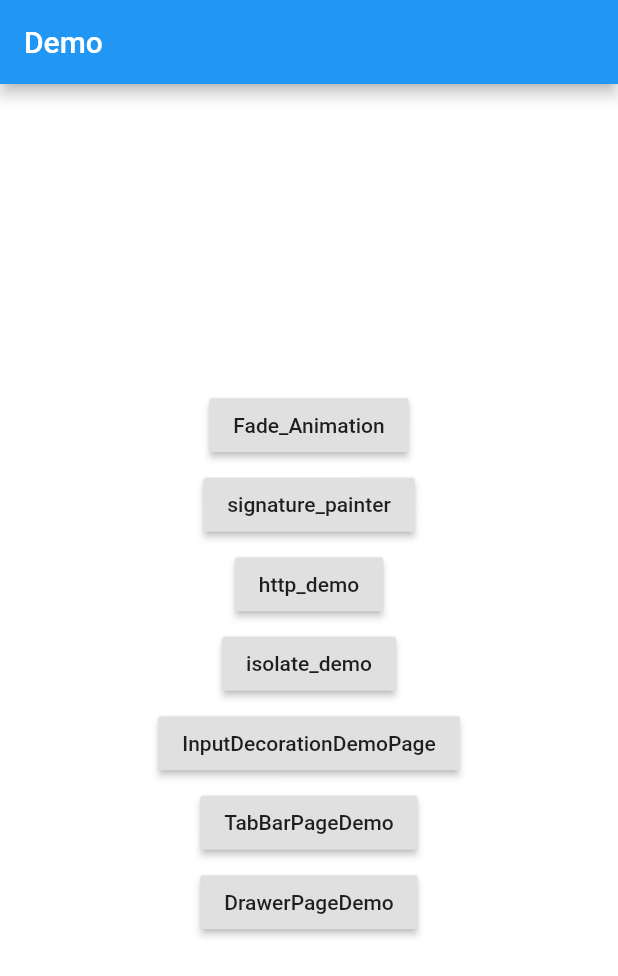
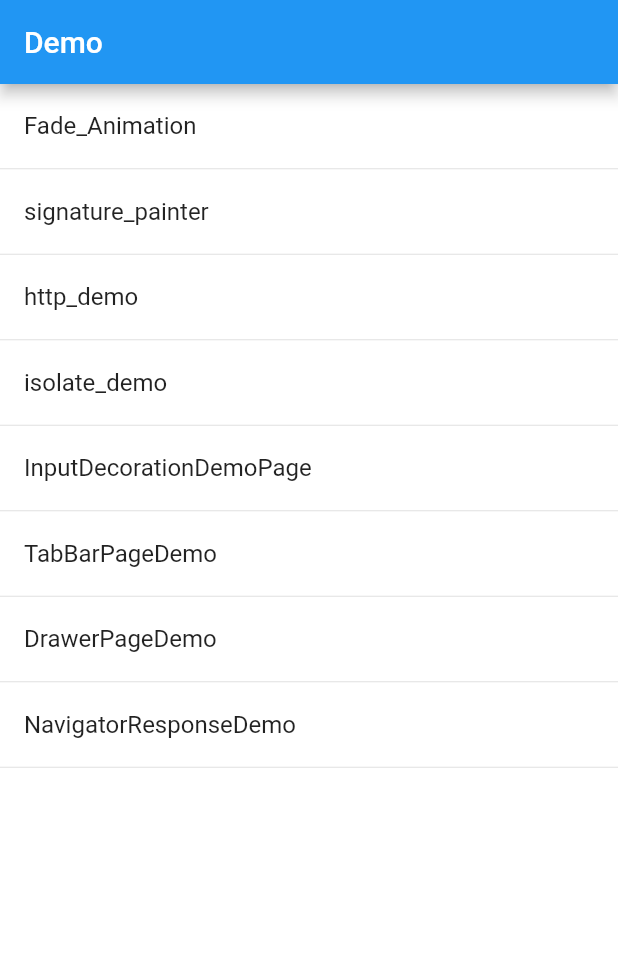
Before and after one commit to yuyangkk/flutter_study, a Flutter app: the screen it shows after launch, on a phone screen of 412 x 824 dp. Shown: the top 976 px of the screen. Run offline on Flutter 3.47's test engine with Material 2 defaults, Android fonts, the phone set to English and light mode, and no system bars.

Commit message:
添加导航返回传值

```diff
--- a/lib/main.dart
+++ b/lib/main.dart
@@ -6,6 +6,7 @@ import 'isolate_demo.dart';
 import 'input_decoration_demo.dart';
 import 'tabbar_demo.dart';
 import 'drawer_demo.dart';
+import 'push_response.dart';
 
 void main() => runApp(SampleApp());
 
@@ -37,6 +38,21 @@ class HomePage extends StatefulWidget {
 }
 
 class _HomePageState extends State<HomePage> {
+  void _pushNavigatorResponse(BuildContext cxt) async {
+    String response = await Navigator.push(
+      cxt,
+      MaterialPageRoute(
+        builder: (cxt) => NavigatorResponsePage(),
+      ),
+    );
+
+    Scaffold.of(cxt).showSnackBar(
+      SnackBar(
+        content: Text(response),
+      ),
+    );
+  }
+
   @override
   Widget build(BuildContext context) {
     return Scaffold(
@@ -44,41 +60,36 @@ class _HomePageState extends State<HomePage> {
         title: Text('Demo'),
       ),
       backgroundColor: Colors.white,
-      body: Center(
-        child: Scrollbar(
-          child: SingleChildScrollView(
-            child: Column(
-              mainAxisSize: MainAxisSize.max,
+      body: ListView(
         children: <Widget>[
-                SizedBox(height: 5),
-                RaisedButton(
-                  onPressed: () {
+          ListTile(
+            onTap: () {
               Navigator.push(
                 context,
                 MaterialPageRoute(
-                        builder: (context) =>
-                            FadeAnimationPage(title: 'FadePage'),
+                  builder: (context) => FadeAnimationPage(title: 'FadePage'),
                 ),
               );
             },
-                  child: Text('Fade_Animation'),
+            title: Text('Fade_Animation'),
           ),
-                SizedBox(height: 5),
-                RaisedButton(
-                  onPressed: () {
+          Divider(height: 1.0,),
+
+          ListTile(
+            onTap: () {
               Navigator.push(
                 context,
                 MaterialPageRoute(
-                        builder: (context) =>
-                            SignaturePage(title: 'SignaturePage'),
+                  builder: (context) => SignaturePage(title: 'SignaturePage'),
                 ),
               );
             },
-                  child: Text('signature_painter'),
+            title: Text('signature_painter'),
           ),
-                SizedBox(height: 5),
-                RaisedButton(
-                  onPressed: () {
+          Divider(height: 1.0,),
+
+          ListTile(
+            onTap: () {
               Navigator.push(
                 context,
                 MaterialPageRoute(
@@ -86,11 +97,12 @@ class _HomePageState extends State<HomePage> {
                 ),
               );
             },
-                  child: Text('http_demo'),
+            title: Text('http_demo'),
           ),
-                SizedBox(height: 5),
-                RaisedButton(
-                  onPressed: () {
+          Divider(height: 1.0,),
+
+          ListTile(
+            onTap: () {
               Navigator.push(
                 context,
                 MaterialPageRoute(
@@ -98,11 +110,12 @@ class _HomePageState extends State<HomePage> {
                 ),
               );
             },
-                  child: Text('isolate_demo'),
+            title: Text('isolate_demo'),
           ),
-                SizedBox(height: 5),
-                RaisedButton(
-                  onPressed: () {
+          Divider(height: 1.0,),
+
+          ListTile(
+            onTap: () {
               Navigator.push(
                 context,
                 MaterialPageRoute(
@@ -110,11 +123,12 @@ class _HomePageState extends State<HomePage> {
                 ),
               );
             },
-                  child: Text('InputDecorationDemoPage'),
+            title: Text('InputDecorationDemoPage'),
           ),
-                SizedBox(height: 5),
-                RaisedButton(
-                  onPressed: () {
+          Divider(height: 1.0,),
+
+          ListTile(
+            onTap: () {
               Navigator.push(
                 context,
                 MaterialPageRoute(
@@ -122,11 +136,12 @@ class _HomePageState extends State<HomePage> {
                 ),
               );
             },
-                  child: Text('TabBarPageDemo'),
+            title: Text('TabBarPageDemo'),
           ),
-                SizedBox(height: 5),
-                RaisedButton(
-                  onPressed: () {
+          Divider(height: 1.0,),
+
+          ListTile(
+            onTap: () {
               Navigator.push(
                 context,
                 MaterialPageRoute(
@@ -134,12 +149,22 @@ class _HomePageState extends State<HomePage> {
                 ),
               );
             },
-                  child: Text('DrawerPageDemo'),
+            title: Text('DrawerPageDemo'),
           ),
+          Divider(height: 1.0,),
+
+          Builder(
+            builder: (BuildContext cxt) {
+              return ListTile(
+                onTap: () {
+                  _pushNavigatorResponse(cxt);
+                },
+                title: Text('NavigatorResponseDemo'),
+              );
+            },
+          ),
+          Divider(height: 1.0,),
         ],
-            ),
-          ),
-        ),
       ),
     );
   }
```
Also changed, not shown: lib/push_response.dart (added, +23 -0 lines), lib/tabbar_demo.dart (+10 -22 lines). Lines whose indentation alone changed are shown as unchanged.
